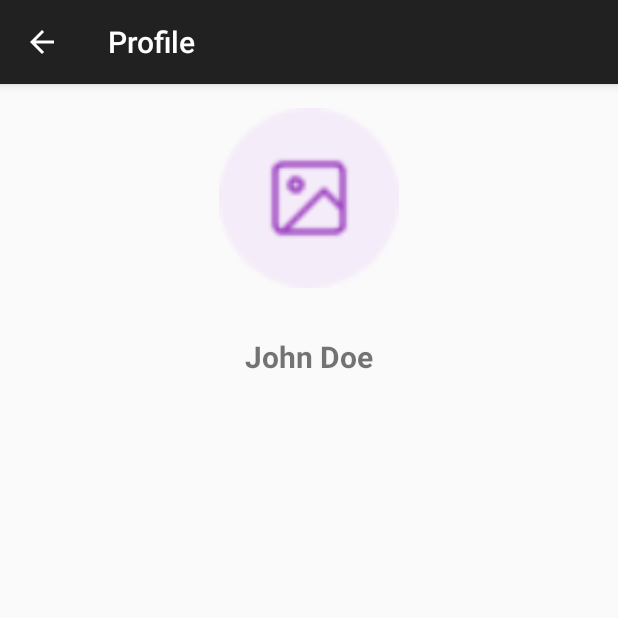
After one commit to kim-minkyoung/AndroidTermProject, an Android app: the ProfileActivity screen opened directly, with no data from a screen before it, on a phone screen of 412 x 824 dp, the top half of it. The commit adds this screen. Run offline under Robolectric (Android 15) with nearby library versions, the phone set to English and light mode, and no system bars.

Commit message:
feat: 내 프로필 화면전환까지

```diff
--- /dev/null
+++ b/app/src/main/java/com/example/androidtermproject/ProfileActivity.kt
@@ -0,0 +1,33 @@
+package com.example.androidtermproject
+
+import android.os.Bundle
+import androidx.appcompat.app.AppCompatActivity
+import com.example.androidtermproject.databinding.ActivityProfileBinding
+
+class ProfileActivity : AppCompatActivity() {
+    private lateinit var binding: ActivityProfileBinding
+
+    override fun onCreate(savedInstanceState: Bundle?) {
+        super.onCreate(savedInstanceState)
+        binding = ActivityProfileBinding.inflate(layoutInflater)
+        setContentView(binding.root)
+
+        supportActionBar?.apply {
+            title = "Profile"
+            setDisplayHomeAsUpEnabled(true) // 뒤로가기 버튼 활성화
+        }
+
+        // 사용자의 프로필 정보를 받아올 수 있는 방법이 있다면 해당 정보를 가져와서 아래와 같이 설정할 수 있습니다.
+        val profileName = "John Doe"
+        // 이미지도 가져와서 설정할 수 있습니다.
+        // val profileImage = ...
+
+        binding.profileName.text = profileName
+        // binding.profileImage.setImageDrawable(profileImage) // 이미지 설정 예시
+    }
+
+    override fun onSupportNavigateUp(): Boolean {
+        onBackPressed() // 뒤로가기 버튼 클릭 시 액티비티 종료
+        return true
+    }
+}
--- /dev/null
+++ b/app/src/main/res/layout/activity_profile.xml
@@ -0,0 +1,29 @@
+<?xml version="1.0" encoding="utf-8"?>
+<RelativeLayout xmlns:android="http://schemas.android.com/apk/res/android"
+    android:layout_width="match_parent"
+    android:layout_height="match_parent"
+    xmlns:app="http://schemas.android.com/apk/res-auto"
+    android:padding="16dp">
+
+    <ImageView
+        android:id="@+id/profileImage"
+        android:layout_width="120dp"
+        android:layout_height="120dp"
+        android:layout_centerHorizontal="true"
+        android:src="@drawable/my_default_profile"
+        android:scaleType="centerCrop"
+        android:layout_marginBottom="16dp"/>
+
+    <TextView
+        android:id="@+id/profileName"
+        android:layout_width="wrap_content"
+        android:layout_height="wrap_content"
+        android:layout_below="@id/profileImage"
+        android:layout_centerHorizontal="true"
+        android:text="Profile Name"
+        android:textSize="20sp"
+        android:textStyle="bold"
+        android:layout_marginTop="16dp"/>
+
+    <!-- Add more TextViews or other views to display additional profile information -->
+</RelativeLayout>
--- a/app/src/main/res/layout/calendar_drawer_layout.xml
+++ b/app/src/main/res/layout/calendar_drawer_layout.xml
@@ -22,7 +22,7 @@
         >
 
         <Button
-            android:id="@+id/profileButton"
+            android:id="@+id/myProfileButton"
             android:gravity="start|center"
             android:layout_width="match_parent"
             android:layout_height="72dp"
--- a/app/src/main/res/layout/calendar_drawer_list.xml
+++ b/app/src/main/res/layout/calendar_drawer_list.xml
@@ -8,7 +8,7 @@
     </data>
 
     <Button
-        android:id="@+id/profileButton"
+        android:id="@+id/friendsProfileButton"
         android:gravity="start|center"
         android:layout_width="match_parent"
         android:layout_height="72dp"
--- a/settings.gradle.kts
+++ b/settings.gradle.kts
@@ -19,5 +19,5 @@ dependencyResolutionManagement {
     }
 }
 
-rootProject.name = "AndroidTermProject"
+rootProject.name = "androidTermProject"
 include(":app")
```
Also changed, not shown: app/src/main/java/com/example/androidtermproject/DrawerAdapter.kt (+6 -5 lines), 1 other file.
